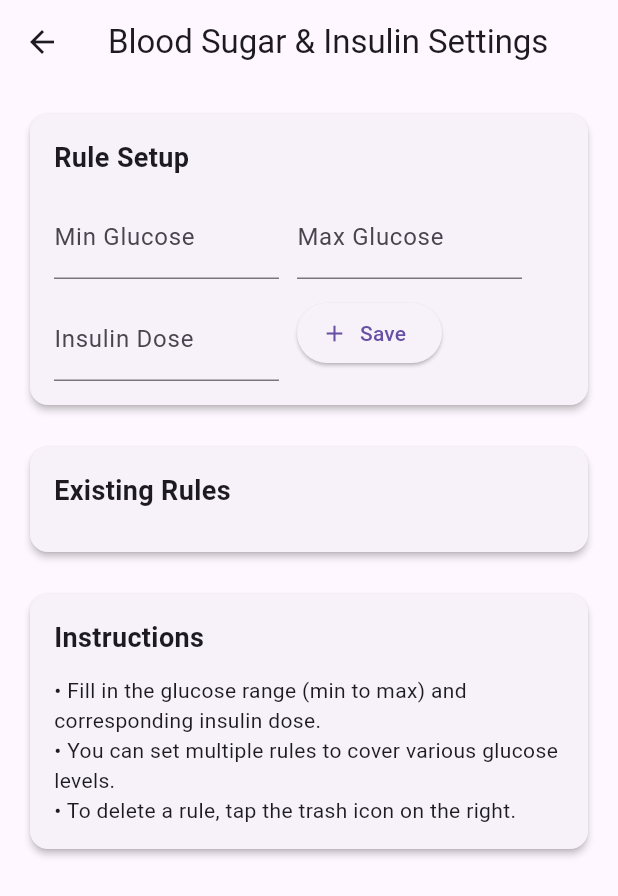
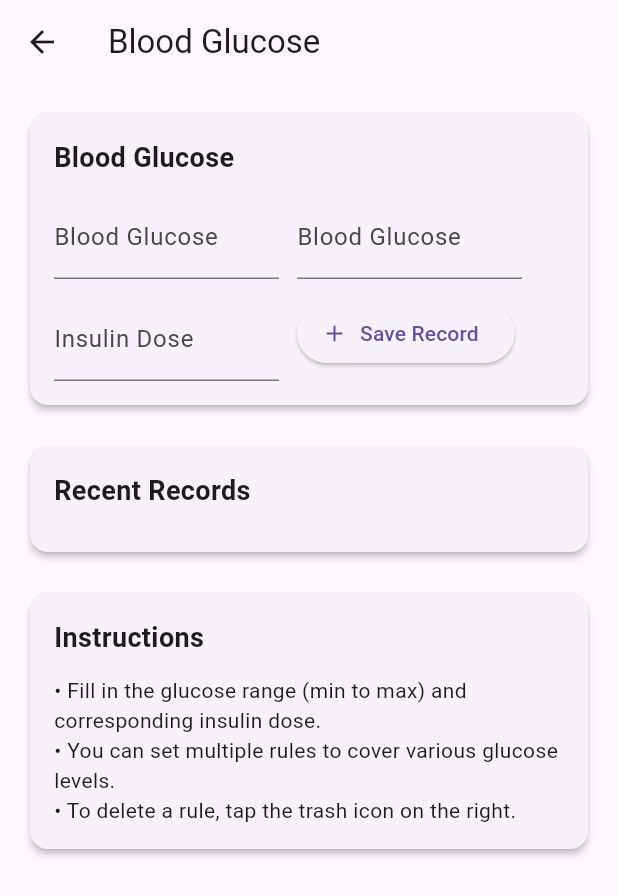
Before and after one commit to markcqhsu/cat_blood_tracker_0416_2, a Flutter app: the screen it shows after launch, item 4 of the bottom bar chosen, after a tap on "Insulin Settings", on a phone screen of 412 x 824 dp. Shown: the top 896 px of the screen. Run offline on Flutter 3.47's test engine with Material 3 defaults, Android fonts, the phone set to English and light mode, and no system bars; our stand-ins replace fl_chart; generated files the repository leaves out were written again.

Commit message:
第一次多國語言嘗試

```diff
--- /dev/null
+++ b/l10n.yaml
@@ -0,0 +1,6 @@
+arb-dir: lib/l10n
+template-arb-file: app_en.arb
+output-localization-file: app_localizations.dart
+output-class: AppLocalizations
+preferred-supported-locales:
+  - en
--- a/lib/main.dart
+++ b/lib/main.dart
@@ -1,4 +1,6 @@
 import 'package:flutter/material.dart';
+import 'package:flutter_localizations/flutter_localizations.dart';
+import 'package:flutter_gen/gen_l10n/app_localizations.dart';
 import 'package:provider/provider.dart';
 import 'app.dart';
 import 'providers/entry_provider.dart';
@@ -18,7 +20,28 @@ void main() {
         ChangeNotifierProvider(create: (_) => EntryProvider()),
         ChangeNotifierProvider(create: (_) => SettingsProvider()),
       ],
-      child: const CatBgTrackerApp(),
+      child: MaterialApp(
+        title: 'Cat Blood Tracker',
+        localizationsDelegates: const [
+          AppLocalizations.delegate,
+          GlobalMaterialLocalizations.delegate,
+          GlobalWidgetsLocalizations.delegate,
+          GlobalCupertinoLocalizations.delegate,
+        ],
+        supportedLocales: const [Locale('en')],
+        locale: const Locale('en'),
+        theme: ThemeData(primarySwatch: Colors.blue),
+        home: const CatBgTrackerApp(),
+      ),
     ),
   );
 }
+
+// Note: New file l10n.yaml should be created in the root directory with the following content:
+/*
+arb-dir: lib/l10n
+template-arb-file: app_en.arb
+output-localization-file: app_localizations.dart
+output-class: AppLocalizations
+synthetic-package: false
+*/
--- a/lib/screens/settings/insulin_settings_screen.dart
+++ b/lib/screens/settings/insulin_settings_screen.dart
@@ -1,5 +1,6 @@
 import 'package:flutter/material.dart';
 import 'package:provider/provider.dart';
+import 'package:flutter_gen/gen_l10n/app_localizations.dart';
 import '../../models/insulin_rule.dart' as model;
 import '../../providers/settings_provider.dart';
 
@@ -21,9 +22,10 @@ class _InsulinSettingsScreenState extends State<InsulinSettingsScreen> {
   void _addRule() {
     if (_formKey.currentState!.validate()) {
       final glucoseStart = double.tryParse(_glucoseStartController.text) ?? 0;
-      final glucoseEnd = _glucoseEndController.text.isNotEmpty
-          ? double.tryParse(_glucoseEndController.text)
-          : null;
+      final glucoseEnd =
+          _glucoseEndController.text.isNotEmpty
+              ? double.tryParse(_glucoseEndController.text)
+              : null;
       final insulinStr = _insulinController.text;
       if (insulinStr.isEmpty || double.tryParse(insulinStr) == null) return;
       final insulin = double.parse(insulinStr);
@@ -36,7 +38,8 @@ class _InsulinSettingsScreenState extends State<InsulinSettingsScreen> {
       );
 
       final provider = Provider.of<SettingsProvider>(context, listen: false);
-      if (_editingIndex != null && _editingIndex! < provider.insulinRules.length) {
+      if (_editingIndex != null &&
+          _editingIndex! < provider.insulinRules.length) {
         provider.updateInsulinRule(_editingIndex!, rule);
         _editingIndex = null;
       } else {
@@ -53,11 +56,18 @@ class _InsulinSettingsScreenState extends State<InsulinSettingsScreen> {
     final bg = double.tryParse(value);
     if (bg == null) return;
 
-    final rules = context.read<SettingsProvider>().insulinRules.map((e) => model.InsulinRuleModel.fromJson(e as Map<String, dynamic>)).toList();
-    rules.sort((a, b) => a.glucoseStart.compareTo(b.glucoseStart));
+    final rules =
+        context
+            .read<SettingsProvider>()
+            .insulinRules
+            .map(
+              (e) => model.InsulinRuleModel.fromJson(e as Map<String, dynamic>),
+            )
+            .toList();
+    rules.sort((a, b) => a.glucoseStart!.compareTo(b.glucoseStart!));
 
     for (final rule in rules) {
-      final start = rule.glucoseStart;
+      final start = rule.glucoseStart!;
       final end = rule.glucoseEnd ?? double.infinity;
       if (bg >= start && bg <= end) {
         _insulinController.text = rule.insulin.toString();
@@ -90,13 +100,19 @@ class _InsulinSettingsScreenState extends State<InsulinSettingsScreen> {
   @override
   Widget build(BuildContext context) {
     final rawRules = context.watch<SettingsProvider>().insulinRules;
-    // final rules = rawRules.map((e) => model.InsulinRuleModel.fromJson(e as Map<String, dynamic>)).toList();
-    final rules = rawRules.whereType<model.InsulinRuleModel>().toList();
-    rules.sort((a, b) => a.glucoseStart.compareTo(b.glucoseStart));
+    final rules =
+        rawRules
+            .map(
+              (e) => model.InsulinRuleModel.fromJson(e as Map<String, dynamic>),
+            )
+            .toList();
+    rules.sort((a, b) => a.glucoseStart!.compareTo(b.glucoseStart!));
 
     return Scaffold(
       appBar: AppBar(
-        title: const Text('Blood Sugar & Insulin Settings'),
+        title: Text(
+          AppLocalizations.of(context)?.bloodGlucose ?? 'Blood Glucose',
+        ),
       ),
       body: SingleChildScrollView(
         padding: const EdgeInsets.all(16.0),
@@ -110,9 +126,13 @@ class _InsulinSettingsScreenState extends State<InsulinSettingsScreen> {
                 child: Column(
                   crossAxisAlignment: CrossAxisAlignment.start,
                   children: [
-                    const Text(
-                      'Rule Setup',
-                      style: TextStyle(fontSize: 18, fontWeight: FontWeight.bold),
+                    Text(
+                      AppLocalizations.of(context)?.bloodGlucose ??
+                          'Blood Glucose',
+                      style: const TextStyle(
+                        fontSize: 18,
+                        fontWeight: FontWeight.bold,
+                      ),
                     ),
                     const SizedBox(height: 12),
                     Form(
@@ -121,7 +141,9 @@ class _InsulinSettingsScreenState extends State<InsulinSettingsScreen> {
                         crossAxisAlignment: CrossAxisAlignment.start,
                         children: [
                           ConstrainedBox(
-                            constraints: const BoxConstraints(minWidth: double.infinity),
+                            constraints: const BoxConstraints(
+                              minWidth: double.infinity,
+                            ),
                             child: Wrap(
                               spacing: 12,
                               runSpacing: 12,
@@ -131,13 +153,23 @@ class _InsulinSettingsScreenState extends State<InsulinSettingsScreen> {
                                   child: TextFormField(
                                     controller: _glucoseStartController,
                                     keyboardType: TextInputType.number,
-                                    decoration: const InputDecoration(
-                                      labelText: 'Min Glucose',
-                                      hintText: 'e.g. 201',
+                                    decoration: InputDecoration(
+                                      labelText:
+                                          AppLocalizations.of(
+                                            context,
+                                          )?.bloodGlucose ??
+                                          'Blood Glucose',
+                                      hintText:
+                                          AppLocalizations.of(
+                                            context,
+                                          )?.enterBloodGlucose ??
+                                          'Enter Blood Glucose',
                                     ),
                                     validator: (v) {
-                                      if (v == null || v.isEmpty) return 'Enter value';
-                                      if (double.tryParse(v) == null) return 'Enter a valid number';
+                                      if (v == null || v.isEmpty)
+                                        return 'Enter value';
+                                      if (double.tryParse(v) == null)
+                                        return 'Enter a valid number';
                                       return null;
                                     },
                                   ),
@@ -147,13 +179,23 @@ class _InsulinSettingsScreenState extends State<InsulinSettingsScreen> {
                                   child: TextFormField(
                                     controller: _glucoseEndController,
                                     keyboardType: TextInputType.number,
-                                    decoration: const InputDecoration(
-                                      labelText: 'Max Glucose',
-                                      hintText: 'e.g. 300',
+                                    decoration: InputDecoration(
+                                      labelText:
+                                          AppLocalizations.of(
+                                            context,
+                                          )?.bloodGlucose ??
+                                          'Blood Glucose',
+                                      hintText:
+                                          AppLocalizations.of(
+                                            context,
+                                          )?.enterBloodGlucose ??
+                                          'Enter Blood Glucose',
                                     ),
                                     validator: (v) {
-                                      if (v == null || v.isEmpty) return 'Enter value';
-                                      if (double.tryParse(v) == null) return 'Enter a valid number';
+                                      if (v == null || v.isEmpty)
+                                        return 'Enter value';
+                                      if (double.tryParse(v) == null)
+                                        return 'Enter a valid number';
                                       return null;
                                     },
                                   ),
@@ -163,13 +205,23 @@ class _InsulinSettingsScreenState extends State<InsulinSettingsScreen> {
                                   child: TextFormField(
                                     controller: _insulinController,
                                     keyboardType: TextInputType.number,
-                                    decoration: const InputDecoration(
-                                      labelText: 'Insulin Dose',
-                                      hintText: 'e.g. 1',
+                                    decoration: InputDecoration(
+                                      labelText:
+                                          AppLocalizations.of(
+                                            context,
+                                          )?.insulinDose ??
+                                          'Insulin Dose',
+                                      hintText:
+                                          AppLocalizations.of(
+                                            context,
+                                          )?.insulinDose ??
+                                          'Insulin Dose',
                                     ),
                                     validator: (v) {
-                                      if (v == null || v.isEmpty) return 'Enter value';
-                                      if (double.tryParse(v) == null) return 'Enter a valid number';
+                                      if (v == null || v.isEmpty)
+                                        return 'Enter value';
+                                      if (double.tryParse(v) == null)
+                                        return 'Enter a valid number';
                                       return null;
                                     },
                                   ),
@@ -177,7 +229,10 @@ class _InsulinSettingsScreenState extends State<InsulinSettingsScreen> {
                                 ElevatedButton.icon(
                                   onPressed: _addRule,
                                   icon: const Icon(Icons.add),
-                                  label: const Text('Save'),
+                                  label: Text(
+                                    AppLocalizations.of(context)?.saveRecord ??
+                                        'Save Record',
+                                  ),
                                 ),
                               ],
                             ),
@@ -199,9 +254,13 @@ class _InsulinSettingsScreenState extends State<InsulinSettingsScreen> {
                 child: Column(
                   crossAxisAlignment: CrossAxisAlignment.start,
                   children: [
-                    const Text(
-                      'Existing Rules',
-                      style: TextStyle(fontSize: 18, fontWeight: FontWeight.bold),
+                    Text(
+                      AppLocalizations.of(context)?.recentRecords ??
+                          'Recent Records',
+                      style: const TextStyle(
+                        fontSize: 18,
+                        fontWeight: FontWeight.bold,
+                      ),
                     ),
                     const SizedBox(height: 12),
                     ListView.builder(
@@ -210,24 +269,34 @@ class _InsulinSettingsScreenState extends State<InsulinSettingsScreen> {
                       itemCount: rules.length,
                       itemBuilder: (context, index) {
                         final rule = rules[index];
-                        final range = rule.glucoseEnd != null
-                            ? '${rule.glucoseStart.toInt()} - ${rule.glucoseEnd!.toInt()}'
-                            : '${rule.glucoseStart.toInt()}';
+                        final range =
+                            rule.glucoseEnd != null
+                                ? '${rule.glucoseStart!.toInt()} - ${rule.glucoseEnd!.toInt()}'
+                                : '${rule.glucoseStart!.toInt()}';
                         return Card(
                           margin: const EdgeInsets.symmetric(vertical: 4),
                           child: ListTile(
                             onTap: () {
                               setState(() {
-                                _glucoseStartController.text = rule.glucoseStart.toString();
-                                _glucoseEndController.text = rule.glucoseEnd?.toString() ?? '';
-                                _insulinController.text = rule.insulin.toString();
-                                _comparisonType = 'between'; // default assumption
+                                _glucoseStartController.text =
+                                    rule.glucoseStart!.toString();
+                                _glucoseEndController.text =
+                                    rule.glucoseEnd?.toString() ?? '';
+                                _insulinController.text =
+                                    rule.insulin.toString();
+                                _comparisonType =
+                                    'between'; // default assumption
                                 _editingIndex = index;
                               });
                             },
-                            title: Text('Insulin Dose: ${rule.insulin.toInt()}U'),
+                            title: Text(
+                              '${AppLocalizations.of(context)?.insulinDose ?? 'Insulin Dose'}: ${rule.insulin.toInt()}U',
+                            ),
                             leading: Container(
-                              padding: const EdgeInsets.symmetric(horizontal: 12, vertical: 6),
+                              padding: const EdgeInsets.symmetric(
+                                horizontal: 12,
+                                vertical: 6,
+                              ),
                               decoration: BoxDecoration(
                                 color: Colors.blue.shade100,
                                 borderRadius: BorderRadius.circular(20),
@@ -242,7 +311,9 @@ class _InsulinSettingsScreenState extends State<InsulinSettingsScreen> {
                             trailing: IconButton(
                               icon: const Icon(Icons.delete),
                               onPressed: () {
-                                context.read<SettingsProvider>().removeInsulinRule(rule);
+                                context
+                                    .read<SettingsProvider>()
+                                    .removeInsulinRule(rule);
                               },
                             ),
                           ),
@@ -265,12 +336,21 @@ class _InsulinSettingsScreenState extends State<InsulinSettingsScreen> {
                   children: const [
                     Text(
                       'Instructions',
-                      style: TextStyle(fontSize: 18, fontWeight: FontWeight.bold),
+                      style: TextStyle(
+                        fontSize: 18,
+                        fontWeight: FontWeight.bold,
+                      ),
                     ),
                     SizedBox(height: 12),
-                    Text('• Fill in the glucose range (min to max) and corresponding insulin dose.'),
-                    Text('• You can set multiple rules to cover various glucose levels.'),
-                    Text('• To delete a rule, tap the trash icon on the right.'),
+                    Text(
+                      '• Fill in the glucose range (min to max) and corresponding insulin dose.',
+                    ),
+                    Text(
+                      '• You can set multiple rules to cover various glucose levels.',
+                    ),
+                    Text(
+                      '• To delete a rule, tap the trash icon on the right.',
+                    ),
                   ],
                 ),
               ),
```
Also changed, not shown: lib/l10n/app_en.arb (added, +79 -0 lines), pubspec.yaml (+13 -2 lines), pubspec.lock.
